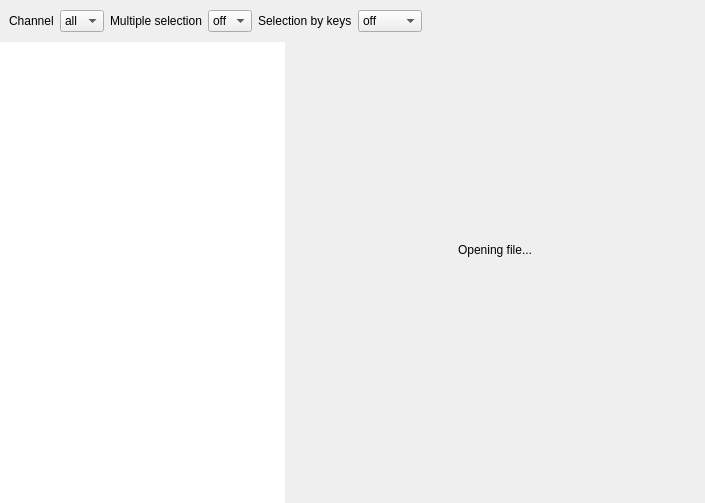
davy7125/polyphone, file sources/player/player.ui: the form before one commit.
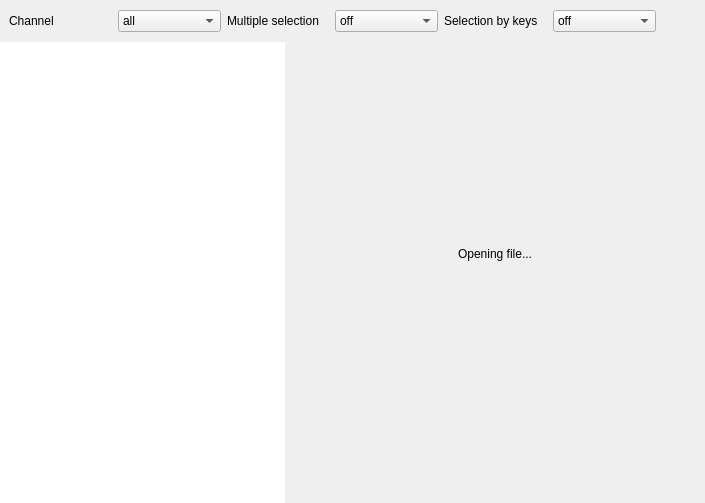
The form after the commit. The open tabs and pages were chosen to show the change. Custom widgets are drawn as their Qt base class.

Patch:
```diff
--- a/sources/player/player.ui
+++ b/sources/player/player.ui
@@ -193,7 +193,7 @@
       <item>
        <spacer name="horizontalSpacer_5">
         <property name="orientation">
-         <enum>Qt::Orientation::Horizontal</enum>
+         <enum>Qt::Vertical</enum>
         </property>
         <property name="sizeHint" stdset="0">
          <size>
@@ -347,8 +347,8 @@
               </property>
               <property name="sizeHint" stdset="0">
                <size>
-                <width>20</width>
-                <height>40</height>
+                <width>40</width>
+                <height>20</height>
                </size>
               </property>
              </spacer>
@@ -383,8 +383,8 @@
               </property>
               <property name="sizeHint" stdset="0">
                <size>
-                <width>20</width>
-                <height>40</height>
+                <width>40</width>
+                <height>20</height>
                </size>
               </property>
              </spacer>
```
Left out of the diff: 52 changed lines with no effect on the pictures.
